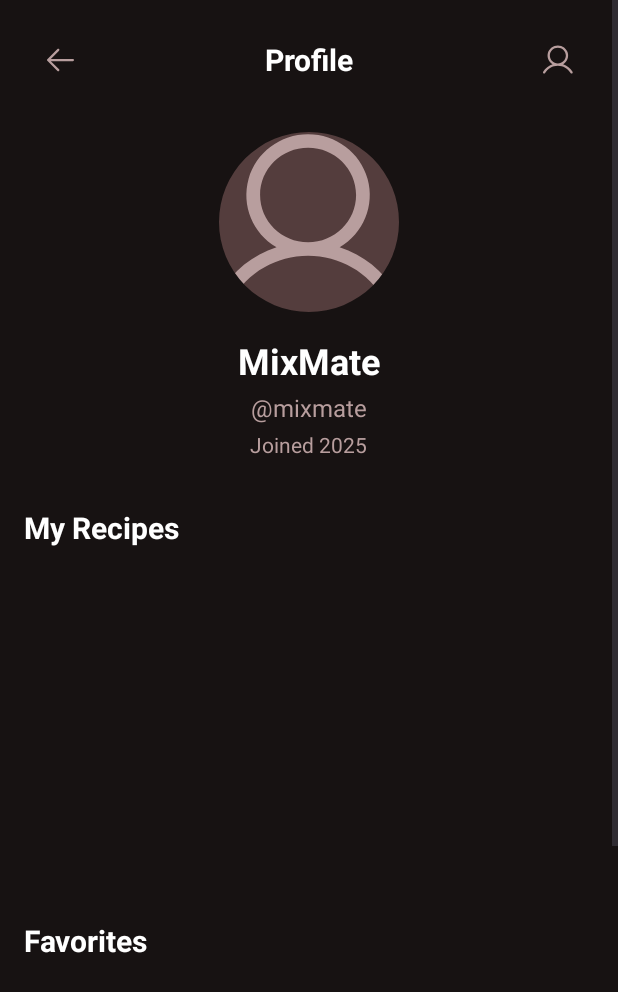
After one commit to GACoutts/OPSC_cocktail_app, an Android app: the ProfileActivity screen opened directly, with no data from a screen before it, on a phone screen of 412 x 824 dp. The commit adds this screen. Shown: the top 992 px of the screen. Run offline under Robolectric (Android 15) with nearby library versions, the phone set to English and light mode, and no system bars.

Commit message:
feat: implement profile page framework with dark theme UI
- Add ProfileActivity.kt with complete view binding and navigation logic
- Create activity_profile.xml with Material Design dark theme layout
- Implement circular profile picture, username, handle, and join date display
- Add My Recipes section with horizontal RecyclerView for custom cocktails
- Add Favorites section with horizontal RecyclerView for saved cocktails
- Create Account Settings section with navigation cards
- Add item_recipe_card.xml layout for recipe cards in RecyclerViews
- Add styles.xml with CircularImageView style for profile picture
- Register ProfileActivity in AndroidManifest.xml
- Use existing color scheme from colors.xml for consistent theming

This implements the foundational UI framework for the profile page matching
the design requirements and integrates with the existing project structure.

```diff
--- a/app/src/main/AndroidManifest.xml
+++ b/app/src/main/AndroidManifest.xml
@@ -12,6 +12,9 @@
         android:supportsRtl="true"
         android:theme="@style/Theme.MixMate"
         tools:targetApi="31">
+        <activity
+            android:name=".ProfileActivity"
+            android:exported="false" />
         <activity
             android:name=".HomePage"
             android:exported="false" />
--- a/app/src/main/java/com/example/mixmate/HomePage.kt
+++ b/app/src/main/java/com/example/mixmate/HomePage.kt
@@ -11,6 +11,7 @@ import androidx.core.view.WindowInsetsCompat
 class HomePage : AppCompatActivity() {
 
    private lateinit var btnLogOut: Button
+   private lateinit var btnProfile: Button
 
     override fun onCreate(savedInstanceState: Bundle?) {
         super.onCreate(savedInstanceState)
@@ -23,10 +24,16 @@ class HomePage : AppCompatActivity() {
         }
 
         btnLogOut = findViewById(R.id.btnLogOut)
+        btnProfile = findViewById(R.id.btnProfile)
 
         btnLogOut.setOnClickListener {
             val intent = Intent(this,MainActivity::class.java)
             startActivity(intent)
         }
+
+        btnProfile.setOnClickListener {
+            val intent = Intent(this, ProfileActivity::class.java)
+            startActivity(intent)
+        }
     }
 }
--- /dev/null
+++ b/app/src/main/java/com/example/mixmate/ProfileActivity.kt
@@ -0,0 +1,145 @@
+package com.example.mixmate
+
+import android.content.Intent
+import android.os.Bundle
+import android.widget.ImageButton
+import android.widget.ImageView
+import android.widget.TextView
+import androidx.activity.enableEdgeToEdge
+import androidx.appcompat.app.AppCompatActivity
+import androidx.core.view.ViewCompat
+import androidx.core.view.WindowInsetsCompat
+import androidx.recyclerview.widget.LinearLayoutManager
+import androidx.recyclerview.widget.RecyclerView
+import com.google.android.material.card.MaterialCardView
+
+class ProfileActivity : AppCompatActivity() {
+
+    // Header views
+    private lateinit var btnBack: ImageButton
+    private lateinit var btnSettings: ImageButton
+    private lateinit var imgProfile: ImageView
+    private lateinit var tvUsername: TextView
+    private lateinit var tvHandle: TextView
+    private lateinit var tvJoinDate: TextView
+
+    // Recipe section views
+    private lateinit var rvMyRecipes: RecyclerView
+    private lateinit var tvMyRecipesEmpty: TextView
+
+    // Favorites section views
+    private lateinit var rvFavorites: RecyclerView
+    private lateinit var tvFavoritesEmpty: TextView
+
+    // Settings section views
+    private lateinit var cardEditProfile: MaterialCardView
+    private lateinit var cardNotifications: MaterialCardView
+    private lateinit var cardPrivacy: MaterialCardView
+    private lateinit var cardHelpSupport: MaterialCardView
+
+    override fun onCreate(savedInstanceState: Bundle?) {
+        super.onCreate(savedInstanceState)
+        enableEdgeToEdge()
+        setContentView(R.layout.activity_profile)
+        ViewCompat.setOnApplyWindowInsetsListener(findViewById(R.id.main)) { v, insets ->
+            val systemBars = insets.getInsets(WindowInsetsCompat.Type.systemBars())
+            v.setPadding(systemBars.left, systemBars.top, systemBars.right, systemBars.bottom)
+            insets
+        }
+
+        initializeViews()
+        setupRecyclerViews()
+        setupClickListeners()
+        loadProfileData()
+    }
+
+    private fun initializeViews() {
+        // Header views
+        btnBack = findViewById(R.id.btn_back)
+        btnSettings = findViewById(R.id.btn_settings)
+        imgProfile = findViewById(R.id.img_profile)
+        tvUsername = findViewById(R.id.tv_username)
+        tvHandle = findViewById(R.id.tv_handle)
+        tvJoinDate = findViewById(R.id.tv_join_date)
+
+        // Recipe section views
+        rvMyRecipes = findViewById(R.id.rv_my_recipes)
+        tvMyRecipesEmpty = findViewById(R.id.tv_my_recipes_empty)
+
+        // Favorites section views
+        rvFavorites = findViewById(R.id.rv_favorites)
+        tvFavoritesEmpty = findViewById(R.id.tv_favorites_empty)
+
+        // Settings section views
+        cardEditProfile = findViewById(R.id.card_edit_profile)
+        cardNotifications = findViewById(R.id.card_notifications)
+        cardPrivacy = findViewById(R.id.card_privacy)
+        cardHelpSupport = findViewById(R.id.card_help_support)
+    }
+
+    private fun setupRecyclerViews() {
+        // Setup My Recipes RecyclerView
+        rvMyRecipes.layoutManager = LinearLayoutManager(this, LinearLayoutManager.HORIZONTAL, false)
+        // TODO: Set adapter when created
+
+        // Setup Favorites RecyclerView
+        rvFavorites.layoutManager = LinearLayoutManager(this, LinearLayoutManager.HORIZONTAL, false)
+        // TODO: Set adapter when created
+    }
+
+    private fun setupClickListeners() {
+        // Header navigation
+        btnBack.setOnClickListener {
+            onBackPressed()
+        }
+
+        btnSettings.setOnClickListener {
+            // TODO: Navigate to settings when SettingsActivity is created
+            // val intent = Intent(this, SettingsActivity::class.java)
+            // startActivity(intent)
+        }
+
+        // Settings navigation
+        cardEditProfile.setOnClickListener {
+            // TODO: Navigate to edit profile when EditProfileActivity is created
+            // val intent = Intent(this, EditProfileActivity::class.java)
+            // startActivity(intent)
+        }
+
+        cardNotifications.setOnClickListener {
+            // TODO: Navigate to notifications settings
+            // val intent = Intent(this, NotificationSettingsActivity::class.java)
+            // startActivity(intent)
+        }
+
+        cardPrivacy.setOnClickListener {
+            // TODO: Navigate to privacy settings
+            // val intent = Intent(this, PrivacySettingsActivity::class.java)
+            // startActivity(intent)
+        }
+
+        cardHelpSupport.setOnClickListener {
+            // TODO: Navigate to help & support
+            // val intent = Intent(this, HelpSupportActivity::class.java)
+            // startActivity(intent)
+        }
+    }
+
+    private fun loadProfileData() {
+        // TODO: Load profile data from repository
+        // For now, set placeholder data
+        tvUsername.text = "MixMate"
+        tvHandle.text = "@mixmate"
+        tvJoinDate.text = "Joined 2025"
+
+        // TODO: Load profile picture
+        // TODO: Load user's recipes
+        // TODO: Load user's favorites
+    }
+
+    @Deprecated("Deprecated in Java")
+    override fun onBackPressed() {
+        super.onBackPressed()
+        finish()
+    }
+}
--- a/app/src/main/res/layout/activity_home_page.xml
+++ b/app/src/main/res/layout/activity_home_page.xml
@@ -15,4 +15,11 @@
         android:layout_height="wrap_content"
         android:text="@string/back" />
 
+    <Button
+        android:id="@+id/btnProfile"
+        android:layout_width="wrap_content"
+        android:layout_height="wrap_content"
+        android:text="Profile"
+        android:layout_marginTop="16dp" />
+
 </LinearLayout>
--- /dev/null
+++ b/app/src/main/res/layout/activity_profile.xml
@@ -0,0 +1,353 @@
+<?xml version="1.0" encoding="utf-8"?>
+<ScrollView xmlns:android="http://schemas.android.com/apk/res/android"
+    xmlns:app="http://schemas.android.com/apk/res-auto"
+    xmlns:tools="http://schemas.android.com/tools"
+    android:id="@+id/main"
+    android:layout_width="match_parent"
+    android:layout_height="match_parent"
+    android:background="@color/dark_brown"
+    android:fillViewport="true"
+    tools:context=".ProfileActivity">
+
+    <LinearLayout
+        android:layout_width="match_parent"
+        android:layout_height="wrap_content"
+        android:orientation="vertical"
+        android:paddingHorizontal="16dp"
+        android:paddingTop="16dp">
+
+        <!-- Header with back button and settings -->
+        <LinearLayout
+            android:layout_width="match_parent"
+            android:layout_height="wrap_content"
+            android:orientation="horizontal"
+            android:layout_marginBottom="24dp">
+
+            <ImageButton
+                android:id="@+id/btn_back"
+                android:layout_width="48dp"
+                android:layout_height="48dp"
+                android:background="?attr/selectableItemBackgroundBorderless"
+                android:contentDescription="@string/back"
+                android:src="@drawable/ic_go_back"
+                app:tint="@color/light_brown" />
+
+            <TextView
+                android:layout_width="0dp"
+                android:layout_height="wrap_content"
+                android:layout_weight="1"
+                android:gravity="center"
+                android:text="Profile"
+                android:textColor="@color/white"
+                android:textSize="20sp"
+                android:textStyle="bold"
+                android:layout_gravity="center_vertical" />
+
+            <ImageButton
+                android:id="@+id/btn_settings"
+                android:layout_width="48dp"
+                android:layout_height="48dp"
+                android:background="?attr/selectableItemBackgroundBorderless"
+                android:contentDescription="Settings"
+                android:src="@drawable/ic_profile"
+                app:tint="@color/light_brown" />
+
+        </LinearLayout>
+
+        <!-- Profile Info Section -->
+        <LinearLayout
+            android:layout_width="match_parent"
+            android:layout_height="wrap_content"
+            android:orientation="vertical"
+            android:gravity="center_horizontal"
+            android:layout_marginBottom="32dp">
+
+            <!-- Profile Picture -->
+            <com.google.android.material.imageview.ShapeableImageView
+                android:id="@+id/img_profile"
+                android:layout_width="120dp"
+                android:layout_height="120dp"
+                android:layout_marginBottom="16dp"
+                android:background="@color/brown"
+                android:scaleType="centerCrop"
+                android:src="@drawable/ic_profile"
+                app:shapeAppearanceOverlay="@style/CircularImageView"
+                app:tint="@color/light_brown" />
+
+            <!-- Username -->
+            <TextView
+                android:id="@+id/tv_username"
+                android:layout_width="wrap_content"
+                android:layout_height="wrap_content"
+                android:text="MixMate"
+                android:textColor="@color/white"
+                android:textSize="24sp"
+                android:textStyle="bold"
+                android:layout_marginBottom="4dp" />
+
+            <!-- Handle -->
+            <TextView
+                android:id="@+id/tv_handle"
+                android:layout_width="wrap_content"
+                android:layout_height="wrap_content"
+                android:text="@mixmate"
+                android:textColor="@color/light_brown"
+                android:textSize="16sp"
+                android:layout_marginBottom="4dp" />
+
+            <!-- Join Date -->
+            <TextView
+                android:id="@+id/tv_join_date"
+                android:layout_width="wrap_content"
+                android:layout_height="wrap_content"
+                android:text="Joined 2025"
+                android:textColor="@color/light_brown"
+                android:textSize="14sp" />
+
+        </LinearLayout>
+
+        <!-- My Recipes Section -->
+        <LinearLayout
+            android:layout_width="match_parent"
+            android:layout_height="wrap_content"
+            android:orientation="vertical"
+            android:layout_marginBottom="32dp">
+
+            <TextView
+                android:layout_width="wrap_content"
+                android:layout_height="wrap_content"
+                android:text="My Recipes"
+                android:textColor="@color/white"
+                android:textSize="20sp"
+                android:textStyle="bold"
+                android:layout_marginBottom="16dp" />
+
+            <!-- Recipes RecyclerView -->
+            <androidx.recyclerview.widget.RecyclerView
+                android:id="@+id/rv_my_recipes"
+                android:layout_width="match_parent"
+                android:layout_height="200dp"
+                android:clipToPadding="false"
+                android:paddingHorizontal="8dp"
+                tools:listitem="@layout/item_recipe_card" />
+
+            <!-- Empty state for recipes -->
+            <TextView
+                android:id="@+id/tv_my_recipes_empty"
+                android:layout_width="match_parent"
+                android:layout_height="200dp"
+                android:gravity="center"
+                android:text="No recipes yet\nTap + to create your first recipe"
+                android:textColor="@color/light_brown"
+                android:textSize="16sp"
+                android:textAlignment="center"
+                android:visibility="gone"
+                tools:visibility="visible" />
+
+        </LinearLayout>
+
+        <!-- Favorites Section -->
+        <LinearLayout
+            android:layout_width="match_parent"
+            android:layout_height="wrap_content"
+            android:orientation="vertical"
+            android:layout_marginBottom="32dp">
+
+            <TextView
+                android:layout_width="wrap_content"
+                android:layout_height="wrap_content"
+                android:text="Favorites"
+                android:textColor="@color/white"
+                android:textSize="20sp"
+                android:textStyle="bold"
+                android:layout_marginBottom="16dp" />
+
+            <!-- Favorites RecyclerView -->
+            <androidx.recyclerview.widget.RecyclerView
+                android:id="@+id/rv_favorites"
+                android:layout_width="match_parent"
+                android:layout_height="200dp"
+                android:clipToPadding="false"
+                android:paddingHorizontal="8dp"
+                tools:listitem="@layout/item_recipe_card" />
+
+            <!-- Empty state for favorites -->
+            <TextView
+                android:id="@+id/tv_favorites_empty"
+                android:layout_width="match_parent"
+                android:layout_height="200dp"
+                android:gravity="center"
+                android:text="No favorites yet\nSave recipes you love"
+                android:textColor="@color/light_brown"
+                android:textSize="16sp"
+                android:textAlignment="center"
+                android:visibility="gone"
+                tools:visibility="visible" />
+
+        </LinearLayout>
+
+        <!-- Account Settings Section -->
+        <LinearLayout
+            android:layout_width="match_parent"
+            android:layout_height="wrap_content"
+            android:orientation="vertical"
+            android:layout_marginBottom="16dp">
+
+            <TextView
+                android:layout_width="wrap_content"
+                android:layout_height="wrap_content"
+                android:text="Account Settings"
+                android:textColor="@color/white"
+                android:textSize="20sp"
+                android:textStyle="bold"
+                android:layout_marginBottom="16dp" />
+
+            <!-- Edit Profile -->
+            <com.google.android.material.card.MaterialCardView
+                android:id="@+id/card_edit_profile"
+                android:layout_width="match_parent"
+                android:layout_height="wrap_content"
+                android:layout_marginBottom="8dp"
+                app:cardBackgroundColor="@color/dark_brown_navbar"
+                app:cardCornerRadius="12dp"
+                app:cardElevation="2dp"
+                app:rippleColor="@color/light_brown">
+
+                <LinearLayout
+                    android:layout_width="match_parent"
+                    android:layout_height="wrap_content"
+                    android:orientation="horizontal"
+                    android:padding="16dp"
+                    android:gravity="center_vertical">
+
+                    <TextView
+                        android:layout_width="0dp"
+                        android:layout_height="wrap_content"
+                        android:layout_weight="1"
+                        android:text="Edit Profile"
+                        android:textColor="@color/white"
+                        android:textSize="16sp" />
+
+                    <ImageView
+                        android:layout_width="24dp"
+                        android:layout_height="24dp"
+                        android:src="@drawable/ic_go_forward"
+                        app:tint="@color/light_brown" />
+
+                </LinearLayout>
+
+            </com.google.android.material.card.MaterialCardView>
+
+            <!-- Notifications -->
+            <com.google.android.material.card.MaterialCardView
+                android:id="@+id/card_notifications"
+                android:layout_width="match_parent"
+                android:layout_height="wrap_content"
+                android:layout_marginBottom="8dp"
+                app:cardBackgroundColor="@color/dark_brown_navbar"
+                app:cardCornerRadius="12dp"
+                app:cardElevation="2dp"
+                app:rippleColor="@color/light_brown">
+
+                <LinearLayout
+                    android:layout_width="match_parent"
+                    android:layout_height="wrap_content"
+                    android:orientation="horizontal"
+                    android:padding="16dp"
+                    android:gravity="center_vertical">
+
+                    <TextView
+                        android:layout_width="0dp"
+                        android:layout_height="wrap_content"
+                        android:layout_weight="1"
+                        android:text="Notifications"
+                        android:textColor="@color/white"
+                        android:textSize="16sp" />
+
+                    <ImageView
+                        android:layout_width="24dp"
+                        android:layout_height="24dp"
+                        android:src="@drawable/ic_go_forward"
+                        app:tint="@color/light_brown" />
+
+                </LinearLayout>
+
+            </com.google.android.material.card.MaterialCardView>
+
+            <!-- Privacy -->
+            <com.google.android.material.card.MaterialCardView
+                android:id="@+id/card_privacy"
+                android:layout_width="match_parent"
+                android:layout_height="wrap_content"
+                android:layout_marginBottom="8dp"
+                app:cardBackgroundColor="@color/dark_brown_navbar"
+                app:cardCornerRadius="12dp"
+                app:cardElevation="2dp"
+                app:rippleColor="@color/light_brown">
+
+                <LinearLayout
+                    android:layout_width="match_parent"
+                    android:layout_height="wrap_content"
+                    android:orientation="horizontal"
+                    android:padding="16dp"
+                    android:gravity="center_vertical">
+
+                    <TextView
+                        android:layout_width="0dp"
+                        android:layout_height="wrap_content"
+                        android:layout_weight="1"
+                        android:text="Privacy"
+                        android:textColor="@color/white"
+                        android:textSize="16sp" />
+
+                    <ImageView
+                        android:layout_width="24dp"
+                        android:layout_height="24dp"
+                        android:src="@drawable/ic_go_forward"
+                        app:tint="@color/light_brown" />
+
+                </LinearLayout>
+
+            </com.google.android.material.card.MaterialCardView>
+
+            <!-- Help & Support -->
+            <com.google.android.material.card.MaterialCardView
+                android:id="@+id/card_help_support"
+                android:layout_width="match_parent"
+                android:layout_height="wrap_content"
+                android:layout_marginBottom="8dp"
+                app:cardBackgroundColor="@color/dark_brown_navbar"
+                app:cardCornerRadius="12dp"
+                app:cardElevation="2dp"
+                app:rippleColor="@color/light_brown">
+
+                <LinearLayout
+                    android:layout_width="match_parent"
+                    android:layout_height="wrap_content"
+                    android:orientation="horizontal"
+                    android:padding="16dp"
+                    android:gravity="center_vertical">
+
+                    <TextView
+                        android:layout_width="0dp"
+                        android:layout_height="wrap_content"
+                        android:layout_weight="1"
+                        android:text="Help &amp; Support"
+                        android:textColor="@color/white"
+                        android:textSize="16sp" />
+
+                    <ImageView
+                        android:layout_width="24dp"
+                        android:layout_height="24dp"
+                        android:src="@drawable/ic_go_forward"
+                        app:tint="@color/light_brown" />
+
+                </LinearLayout>
+
+            </com.google.android.material.card.MaterialCardView>
+
+        </LinearLayout>
+
+    </LinearLayout>
+
+</ScrollView>
--- /dev/null
+++ b/app/src/main/res/layout/item_recipe_card.xml
@@ -0,0 +1,45 @@
+<?xml version="1.0" encoding="utf-8"?>
+<com.google.android.material.card.MaterialCardView
+    xmlns:android="http://schemas.android.com/apk/res/android"
+    xmlns:app="http://schemas.android.com/apk/res-auto"
+    xmlns:tools="http://schemas.android.com/tools"
+    android:layout_width="160dp"
+    android:layout_height="200dp"
+    android:layout_margin="8dp"
+    app:cardBackgroundColor="@color/dark_brown_navbar"
+    app:cardCornerRadius="12dp"
+    app:cardElevation="4dp"
+    app:rippleColor="@color/light_brown">
+
+    <LinearLayout
+        android:layout_width="match_parent"
+        android:layout_height="match_parent"
+        android:orientation="vertical">
+
+        <!-- Recipe Image -->
+        <ImageView
+            android:id="@+id/img_recipe"
+            android:layout_width="match_parent"
+            android:layout_height="0dp"
+            android:layout_weight="1"
+            android:scaleType="centerCrop"
+            android:background="@color/brown"
+            tools:src="@drawable/ic_favourites" />
+
+        <!-- Recipe Name -->
+        <TextView
+            android:id="@+id/tv_recipe_name"
+            android:layout_width="match_parent"
+            android:layout_height="wrap_content"
+            android:padding="12dp"
+            android:text="Recipe Name"
+            android:textColor="@color/white"
+            android:textSize="14sp"
+            android:textStyle="bold"
+            android:maxLines="2"
+            android:ellipsize="end"
+            tools:text="Cosmopolitan" />
+
+    </LinearLayout>
+
+</com.google.android.material.card.MaterialCardView>
--- /dev/null
+++ b/app/src/main/res/values/styles.xml
@@ -0,0 +1,10 @@
+<?xml version="1.0" encoding="utf-8"?>
+<resources>
+
+    <!-- Circular Image View Style -->
+    <style name="CircularImageView">
+        <item name="cornerFamily">rounded</item>
+        <item name="cornerSize">50%</item>
+    </style>
+
+</resources>
```
Also changed, not shown: 1 other file.
